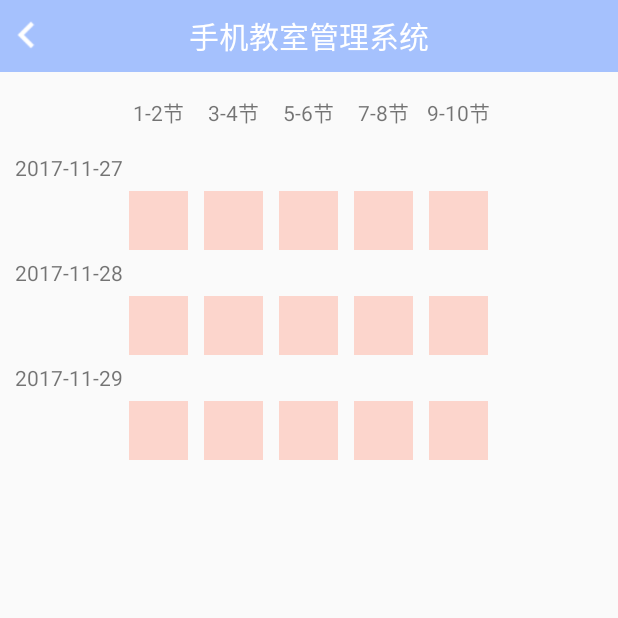
After one commit to CheeseInTrap/CRMApp, an Android app: the SingleClassRoomActivity screen opened directly, with no data from a screen before it, on a phone screen of 412 x 824 dp, the top half of it. The commit adds this screen. Run offline under Robolectric (Android 15) with nearby library versions, the phone set to English and light mode, and no system bars; libraries missing offline, so code that uses them is left out: cn.bmob.v3; 4 statements that could not run were skipped.

Commit message:
点击教室号码显示近三天的占用情况

```diff
--- a/app/src/main/AndroidManifest.xml
+++ b/app/src/main/AndroidManifest.xml
@@ -56,7 +56,8 @@
         <activity android:name="com.activity.ReserveDetailActivity" />
         <activity android:name="com.activity.AdminActivity" />
         <activity android:name="com.activity.CheckReserveActivity" />
-        <activity android:name="com.activity.DirectReserveActivity"></activity>
+        <activity android:name="com.activity.DirectReserveActivity" />
+        <activity android:name="com.activity.SingleClassRoomActivity"></activity>
     </application>
 
 </manifest>
--- a/app/src/main/java/com/activity/AdminActivity.java
+++ b/app/src/main/java/com/activity/AdminActivity.java
@@ -199,7 +199,6 @@ public class AdminActivity extends AppCompatActivity {
                                                         .setPositiveButton("确定", new DialogInterface.OnClickListener() {
                                                             @Override
                                                             public void onClick(DialogInterface dialogInterface, int i) {
-                                                                finish();
                                                             }
                                                         })
                                                         .show();
--- a/app/src/main/java/com/activity/CRQueryActivity.java
+++ b/app/src/main/java/com/activity/CRQueryActivity.java
@@ -19,9 +19,11 @@ import android.widget.TextView;
 import com.example.user.crmapp.R;
 import com.model.ClassRoom;
 import com.model.Constant;
+import com.util.NumberComparator;
 import com.util.ToastUtil;
 import com.view.ActionBarView;
 
+import java.util.Collections;
 import java.util.List;
 
 import cn.bmob.v3.BmobQuery;
@@ -203,6 +205,7 @@ public class CRQueryActivity extends AppCompatActivity {
             @Override
             public void done(final List<ClassRoom> list, BmobException e) {
                 if (e == null) {
+                    Collections.sort(list,new NumberComparator());
                     rvCR.setAdapter(new RecyclerView.Adapter() {
 
 
@@ -215,7 +218,7 @@ public class CRQueryActivity extends AppCompatActivity {
                         @Override
                         public void onBindViewHolder(RecyclerView.ViewHolder holder, final int position) {
                             ViewHolder vh = (ViewHolder) holder;
-                            ClassRoom cr = list.get(position);
+                            final ClassRoom cr = list.get(position);
 
                             vh.getTvNum().setText("" + cr.getNumber());
                             int color = 0;
@@ -233,6 +236,16 @@ public class CRQueryActivity extends AppCompatActivity {
                                     break;
                             }
                             vh.getTvNum().setBackgroundResource(color);
+                            vh.getTvNum().setOnClickListener(new View.OnClickListener() {
+                                @Override
+                                public void onClick(View view) {
+                                    Intent intent = new Intent(CRQueryActivity.this,SingleClassRoomActivity.class);
+                                    Bundle bundle = new Bundle();
+                                    bundle.putInt("number",cr.getNumber());
+                                    intent.putExtras(bundle);
+                                    startActivity(intent);
+                                }
+                            });
 
 
 
--- a/app/src/main/java/com/activity/MainActivity.java
+++ b/app/src/main/java/com/activity/MainActivity.java
@@ -52,7 +52,7 @@ public class MainActivity extends AppCompatActivity {
 
 
     private int[] pics = new int[]{R.drawable.icon_1, R.drawable.icon_2, R.drawable.icon_3, R.drawable.icon_4, R.drawable.icon_5};
-    private String[] titles = new String[]{"校园地图", "教室查询", "教室预约", "教室推荐", "预约信息"};
+    private String[] titles = new String[]{"校园地图", "教室查询", "教室推荐", "预约信息","管理员"};
 
     private int[] icons = new int[]{R.drawable.mine_fill,R.drawable.mail_fill,R.drawable.integral_fill,R.drawable.lock_fill
             ,R.drawable.undo};
@@ -245,13 +245,13 @@ public class MainActivity extends AppCompatActivity {
                 intent.putExtras(bundle);
                 break;
             case 2:
-                intent = new Intent(this, CRReserveActivity.class);
+                intent = new Intent(this, CRRecommendActivity.class);
                 break;
             case 3:
-                intent = new Intent(this, CRRecommendActivity.class);
+                intent = new Intent(this, ReserveInfoActivity.class);
                 break;
             case 4:
-                intent = new Intent(this, ReserveInfoActivity.class);
+                intent = new Intent(this, AdminActivity.class);
                 break;
             default:
                 break;
--- /dev/null
+++ b/app/src/main/java/com/activity/SingleClassRoomActivity.java
@@ -0,0 +1,159 @@
+package com.activity;
+
+import android.support.v7.app.AppCompatActivity;
+import android.os.Bundle;
+import android.view.View;
+import android.widget.ImageView;
+import android.widget.TextView;
+
+import com.example.user.crmapp.R;
+import com.model.ClassRoom;
+import com.util.DateComparator;
+import com.util.ToastUtil;
+import com.view.ActionBarView;
+
+import java.util.Calendar;
+import java.util.Collections;
+import java.util.List;
+
+import cn.bmob.v3.Bmob;
+import cn.bmob.v3.BmobQuery;
+import cn.bmob.v3.exception.BmobException;
+import cn.bmob.v3.listener.FindListener;
+
+public class SingleClassRoomActivity extends AppCompatActivity {
+
+    private ImageView imbtn_12;
+    private ImageView imbtn_34;
+    private ImageView imbtn_56;
+    private ImageView imbtn_78;
+    private ImageView imbtn_910;
+    private ImageView imbtn2_12;
+    private ImageView imbtn2_34;
+    private ImageView imbtn2_56;
+    private ImageView imbtn2_78;
+    private ImageView imbtn2_910;
+    private ImageView imbtn3_12;
+    private ImageView imbtn3_34;
+    private ImageView imbtn3_56;
+    private ImageView imbtn3_78;
+    private ImageView imbtn3_910;
+
+    private TextView tvDate1;
+    private TextView tvDate2;
+    private TextView tvDate3;
+
+    private ActionBarView actionBarView;
+
+
+    @Override
+    protected void onCreate(Bundle savedInstanceState) {
+        super.onCreate(savedInstanceState);
+        setContentView(R.layout.activity_single_class_room);
+        initActionBarView();
+        int number = getIntent().getExtras().getInt("number");
+        imbtn_12 = (ImageView) findViewById(R.id.imbtn_12);
+        imbtn_34 = (ImageView) findViewById(R.id.imbtn_34);
+        imbtn_56 = (ImageView) findViewById(R.id.imbtn_56);
+        imbtn_78 = (ImageView) findViewById(R.id.imbtn_78);
+        imbtn_910 = (ImageView) findViewById(R.id.imbtn_910);
+        imbtn2_12 = (ImageView) findViewById(R.id.imbtn2_12);
+        imbtn2_34 = (ImageView) findViewById(R.id.imbtn2_34);
+        imbtn2_56 = (ImageView) findViewById(R.id.imbtn2_56);
+        imbtn2_78 = (ImageView) findViewById(R.id.imbtn2_78);
+        imbtn2_910 = (ImageView) findViewById(R.id.imbtn2_910);
+        imbtn3_12 = (ImageView) findViewById(R.id.imbtn3_12);
+        imbtn3_34 = (ImageView) findViewById(R.id.imbtn3_34);
+        imbtn3_56 = (ImageView) findViewById(R.id.imbtn3_56);
+        imbtn3_78 = (ImageView) findViewById(R.id.imbtn3_78);
+        imbtn3_910 = (ImageView) findViewById(R.id.imbtn3_910);
+
+        tvDate1 = (TextView) findViewById(R.id.tvDate1);
+        tvDate2 = (TextView) findViewById(R.id.tvDate2);
+        tvDate3 = (TextView) findViewById(R.id.tvDate3);
+        Calendar calendar = Calendar.getInstance();
+        String date = ""+calendar.get(Calendar.YEAR)+"-"+(calendar.get(Calendar.MONTH)+1)+"-";
+        tvDate1.setText(date+calendar.get(Calendar.DATE));
+        tvDate2.setText(date+(calendar.get(Calendar.DATE)+1));
+        tvDate3.setText(date+(calendar.get(Calendar.DATE)+2));
+
+        BmobQuery<ClassRoom> query = new BmobQuery<>();
+        query.addWhereEqualTo("number",number);
+        query.findObjects(new FindListener<ClassRoom>() {
+            @Override
+            public void done(List<ClassRoom> list, BmobException e) {
+                if (e == null){
+                    Collections.sort(list,new DateComparator());
+                    ClassRoom classRoom = null;
+                    classRoom = list.get(0);
+                    if (classRoom.getState12() == ClassRoom.UNOCCUPIED){
+                        imbtn_12.setImageResource(R.color.main_4);
+                    }
+                    if (classRoom.getState34() == ClassRoom.UNOCCUPIED){
+                        imbtn_34.setImageResource(R.color.main_4);
+                    }
+                    if (classRoom.getState56() == ClassRoom.UNOCCUPIED){
+                        imbtn_56.setImageResource(R.color.main_4);
+                    }
+                    if (classRoom.getState78() == ClassRoom.UNOCCUPIED){
+                        imbtn_78.setImageResource(R.color.main_4);
+                    }
+                    if (classRoom.getState910() == ClassRoom.UNOCCUPIED){
+                        imbtn_910.setImageResource(R.color.main_4);
+                    }
+                    classRoom = list.get(1);
+
+                    if (classRoom.getState12() == ClassRoom.UNOCCUPIED){
+                        imbtn2_12.setImageResource(R.color.main_4);
+                    }
+                    if (classRoom.getState34() == ClassRoom.UNOCCUPIED){
+                        imbtn2_34.setImageResource(R.color.main_4);
+                    }
+                    if (classRoom.getState56() == ClassRoom.UNOCCUPIED){
+                        imbtn2_56.setImageResource(R.color.main_4);
+                    }
+                    if (classRoom.getState78() == ClassRoom.UNOCCUPIED){
+                        imbtn2_78.setImageResource(R.color.main_4);
+                    }
+                    if (classRoom.getState910() == ClassRoom.UNOCCUPIED){
+                        imbtn2_910.setImageResource(R.color.main_4);
+                    }
+
+                    classRoom = list.get(2);
+
+                    if (classRoom.getState12() == ClassRoom.UNOCCUPIED){
+                        imbtn3_12.setImageResource(R.color.main_4);
+                    }
+                    if (classRoom.getState34() == ClassRoom.UNOCCUPIED){
+                        imbtn3_34.setImageResource(R.color.main_4);
+                    }
+                    if (classRoom.getState56() == ClassRoom.UNOCCUPIED){
+                        imbtn3_56.setImageResource(R.color.main_4);
+                    }
+                    if (classRoom.getState78() == ClassRoom.UNOCCUPIED){
+                        imbtn3_78.setImageResource(R.color.main_4);
+                    }
+                    if (classRoom.getState910() == ClassRoom.UNOCCUPIED){
+                        imbtn3_910.setImageResource(R.color.main_4);
+                    }
+
+                }else {
+                    ToastUtil.showToast(SingleClassRoomActivity.this,"出错了");
+                }
+
+
+            }
+        });
+    }
+
+    private void initActionBarView() {
+        actionBarView = (ActionBarView) findViewById(R.id.action_bar);
+        actionBarView.setOnBackClick(new View.OnClickListener() {
+            @Override
+            public void onClick(View view) {
+                finish();
+            }
+        });
+        actionBarView.getMore().setVisibility(View.INVISIBLE);
+    }
+}
--- /dev/null
+++ b/app/src/main/java/com/util/DateComparator.java
@@ -0,0 +1,19 @@
+package com.util;
+
+import com.model.ClassRoom;
+
+import java.util.Comparator;
+
+/**
+ * Created by zjr on 2017/11/27.
+ */
+
+public class DateComparator implements Comparator<ClassRoom> {
+    @Override
+    public int compare(ClassRoom classRoom, ClassRoom t1) {
+        int date1 = classRoom.getDate();
+        int date2 = t1.getDate();
+
+        return (date1-date2);
+    }
+}
--- /dev/null
+++ b/app/src/main/java/com/util/NumberComparator.java
@@ -0,0 +1,18 @@
+package com.util;
+
+import com.model.ClassRoom;
+
+import java.util.Comparator;
+
+/**
+ * Created by zjr on 2017/11/27.
+ */
+
+public class NumberComparator implements Comparator<ClassRoom> {
+    @Override
+    public int compare(ClassRoom classRoom, ClassRoom t1) {
+        int num1 = classRoom.getNumber();
+        int num2 = t1.getNumber();
+        return (num1-num2);
+    }
+}
--- /dev/null
+++ b/app/src/main/res/layout/activity_single_class_room.xml
@@ -0,0 +1,179 @@
+<?xml version="1.0" encoding="utf-8"?>
+<LinearLayout xmlns:android="http://schemas.android.com/apk/res/android"
+    xmlns:app="http://schemas.android.com/apk/res-auto"
+    xmlns:tools="http://schemas.android.com/tools"
+    android:layout_width="match_parent"
+    android:layout_height="match_parent"
+    android:orientation="vertical"
+    tools:context="com.activity.SingleClassRoomActivity">
+
+    <com.view.ActionBarView
+        android:id="@+id/action_bar"
+        android:gravity="center"
+        android:background="@color/style_color"
+        android:layout_width="match_parent"
+        android:layout_height="@dimen/actionbar_height">
+    </com.view.ActionBarView>
+
+    <LinearLayout
+        android:orientation="horizontal"
+        android:layout_width="match_parent"
+        android:layout_height="50dp"
+        android:layout_margin="2dp"
+        android:gravity="center">
+
+        <TextView
+            android:text="1-2节"
+            android:layout_width="50dp"
+            android:layout_height="50dp"
+            android:gravity="center"/>
+        <TextView
+            android:text="3-4节"
+            android:layout_width="50dp"
+            android:layout_height="50dp"
+            android:gravity="center"/>
+        <TextView
+            android:text="5-6节"
+            android:layout_width="50dp"
+            android:layout_height="50dp"
+            android:gravity="center"/>
+        <TextView
+            android:text="7-8节"
+            android:layout_width="50dp"
+            android:layout_height="50dp"
+            android:gravity="center"/>
+        <TextView
+            android:text="9-10节"
+            android:layout_width="50dp"
+            android:layout_height="50dp"
+            android:gravity="center"/>
+    </LinearLayout>
+
+    <TextView
+        android:id="@+id/tvDate1"
+        android:layout_width="match_parent"
+        android:layout_height="20dp"
+        android:text="今天"
+        android:layout_marginLeft="10dp"/>
+    <LinearLayout
+        android:gravity="center"
+        android:orientation="horizontal"
+        android:layout_width="match_parent"
+        android:layout_height="wrap_content">
+        <ImageView
+            android:padding="5dp"
+            android:id="@+id/imbtn_12"
+            android:layout_width="50dp"
+            android:layout_height="50dp"
+            android:src="@color/main_5"/>
+        <ImageView
+            android:padding="5dp"
+            android:id="@+id/imbtn_34"
+            android:layout_width="50dp"
+            android:layout_height="50dp"
+            android:src="@color/main_5"/>
+        <ImageView
+            android:padding="5dp"
+            android:id="@+id/imbtn_56"
+            android:layout_width="50dp"
+            android:layout_height="50dp"
+            android:src="@color/main_5"/>
+        <ImageView
+            android:padding="5dp"
+            android:id="@+id/imbtn_78"
+            android:layout_width="50dp"
+            android:layout_height="50dp"
+            android:src="@color/main_5"/>
+        <ImageView
+            android:padding="5dp"
+            android:id="@+id/imbtn_910"
+            android:layout_width="50dp"
+            android:layout_height="50dp"
+            android:src="@color/main_5"/>
+    </LinearLayout>
+
+    <TextView
+        android:id="@+id/tvDate2"
+        android:layout_width="match_parent"
+        android:layout_height="20dp"
+        android:text="明天"
+        android:layout_marginLeft="10dp"/>
+    <LinearLayout
+        android:gravity="center"
+        android:orientation="horizontal"
+        android:layout_width="match_parent"
+        android:layout_height="wrap_content">
+        <ImageView
+            android:padding="5dp"
+            android:id="@+id/imbtn2_12"
+            android:layout_width="50dp"
+            android:layout_height="50dp"
+            android:src="@color/main_5"/>
+        <ImageView
+            android:padding="5dp"
+            android:id="@+id/imbtn2_34"
+            android:layout_width="50dp"
+            android:layout_height="50dp"
+            android:src="@color/main_5"/>
+        <ImageView
+            android:padding="5dp"
+            android:id="@+id/imbtn2_56"
+            android:layout_width="50dp"
+            android:layout_height="50dp"
+            android:src="@color/main_5"/>
+        <ImageView
+            android:padding="5dp"
+            android:id="@+id/imbtn2_78"
+            android:layout_width="50dp"
+            android:layout_height="50dp"
+            android:src="@color/main_5"/>
+        <ImageView
+            android:padding="5dp"
+            android:id="@+id/imbtn2_910"
+            android:layout_width="50dp"
+            android:layout_height="50dp"
+            android:src="@color/main_5"/>
+    </LinearLayout>
+    <TextView
+        android:id="@+id/tvDate3"
+        android:layout_width="match_parent"
+        android:layout_height="20dp"
+        android:text="后天"
+        android:layout_marginLeft="10dp"/>
+    <LinearLayout
+        android:gravity="center"
+        android:orientation="horizontal"
+        android:layout_width="match_parent"
+        android:layout_height="wrap_content">
+        <ImageView
+            android:padding="5dp"
+            android:id="@+id/imbtn3_12"
+            android:layout_width="50dp"
+            android:layout_height="50dp"
+            android:src="@color/main_5"/>
+        <ImageView
+            android:padding="5dp"
+            android:id="@+id/imbtn3_34"
+            android:layout_width="50dp"
+            android:layout_height="50dp"
+            android:src="@color/main_5"/>
+        <ImageView
+            android:padding="5dp"
+            android:id="@+id/imbtn3_56"
+            android:layout_width="50dp"
+            android:layout_height="50dp"
+            android:src="@color/main_5"/>
+        <ImageView
+            android:padding="5dp"
+            android:id="@+id/imbtn3_78"
+            android:layout_width="50dp"
+            android:layout_height="50dp"
+            android:src="@color/main_5"/>
+        <ImageView
+            android:padding="5dp"
+            android:id="@+id/imbtn3_910"
+            android:layout_width="50dp"
+            android:layout_height="50dp"
+            android:src="@color/main_5"/>
+    </LinearLayout>
+</LinearLayout>
```
